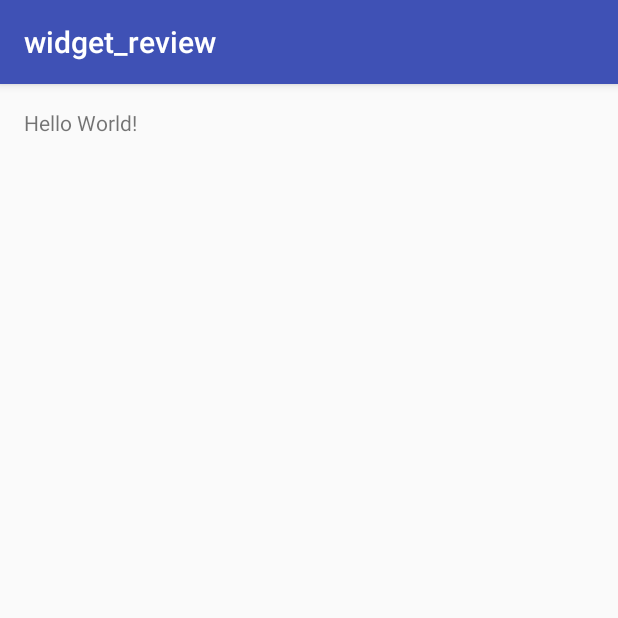
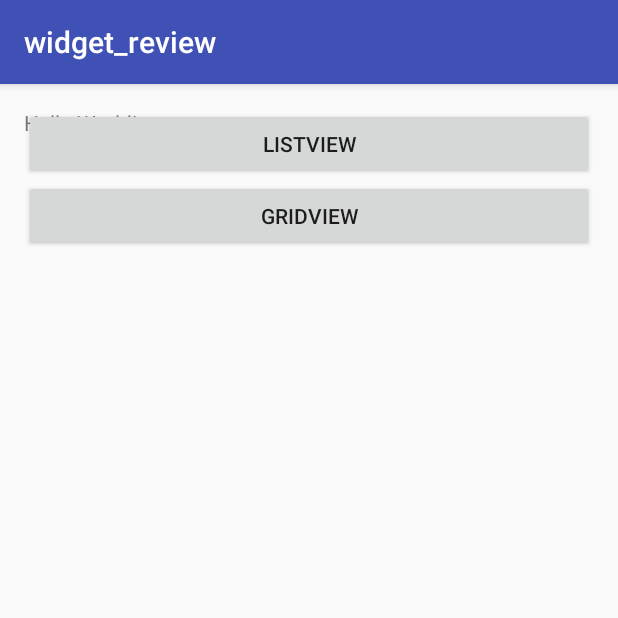
Before and after one commit to cslongjian/android_customview, an Android app: the screen it shows after launch (MainActivity), on a phone screen of 412 x 824 dp, the top half of it. Run offline under Robolectric (Android 15) with nearby library versions, the phone set to English and light mode, and no system bars.

Commit message:
listview

```diff
--- a/widget_review/app/src/main/AndroidManifest.xml
+++ b/widget_review/app/src/main/AndroidManifest.xml
@@ -15,6 +15,8 @@
                 <category android:name="android.intent.category.LAUNCHER" />
             </intent-filter>
         </activity>
+
+        <activity android:name=".ListViewActivity" android:theme="@android:style/Theme.NoTitleBar"/>
     </application>
 
 </manifest>
--- a/widget_review/app/src/main/java/com/chenlongjian/widget_review/MainActivity.java
+++ b/widget_review/app/src/main/java/com/chenlongjian/widget_review/MainActivity.java
@@ -1,7 +1,9 @@
 package com.chenlongjian.widget_review;
 
+import android.content.Intent;
 import android.support.v7.app.AppCompatActivity;
 import android.os.Bundle;
+import android.view.View;
 
 public class MainActivity extends AppCompatActivity {
 
@@ -9,5 +11,13 @@ public class MainActivity extends AppCompatActivity {
     protected void onCreate(Bundle savedInstanceState) {
         super.onCreate(savedInstanceState);
         setContentView(R.layout.activity_main);
+
+        findViewById(R.id.listview).setOnClickListener(new View.OnClickListener() {
+            @Override
+            public void onClick(View view) {
+                Intent intent = new Intent(MainActivity.this,ListViewActivity.class);
+                startActivity(intent);
+            }
+        });
     }
 }
--- a/widget_review/app/src/main/res/layout/activity_main.xml
+++ b/widget_review/app/src/main/res/layout/activity_main.xml
@@ -13,4 +13,27 @@
         android:layout_width="wrap_content"
         android:layout_height="wrap_content"
         android:text="Hello World!" />
+
+    <ScrollView
+        android:layout_width="match_parent"
+        android:layout_height="match_parent">
+
+        <LinearLayout
+            android:layout_width="match_parent"
+            android:layout_height="match_parent"
+            android:orientation="vertical">
+        <Button
+            android:id="@+id/listview"
+            android:layout_width="match_parent"
+            android:layout_height="wrap_content"
+            android:text="ListView"/>
+
+        <Button
+            android:id="@+id/gridview"
+            android:layout_width="match_parent"
+            android:layout_height="wrap_content"
+            android:text="GridView"/>
+        </LinearLayout>
+
+    </ScrollView>
 </RelativeLayout>
```
Also changed, not shown: widget_review/app/src/main/java/com/chenlongjian/widget_review/ListViewActivity.java (added, +55 -0 lines), widget_review/app/src/main/res/layout/activity_listview.xml (added, +20 -0 lines).
